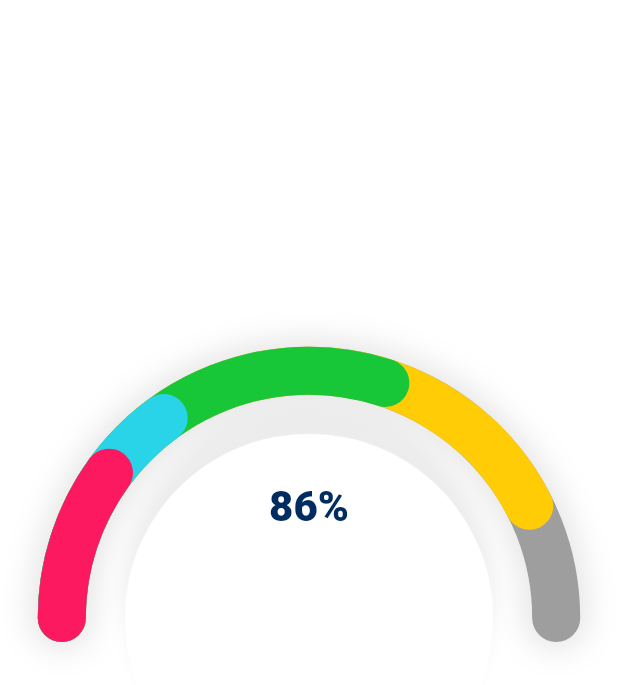
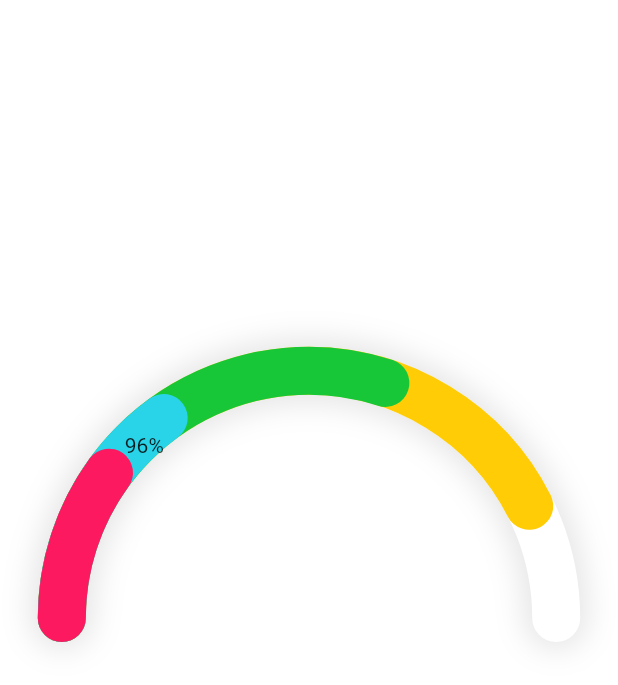
Before and after one commit to mayurnile/multi_circular_slider, a Flutter app: the screen it shows after launch, on a phone screen of 412 x 824 dp. Shown: the top 685 px of the screen. Run offline on Flutter 3.47's test engine with Material 2 defaults, Android fonts, the phone set to English and light mode, and no system bars.

```diff
--- a/example/lib/main.dart
+++ b/example/lib/main.dart
@@ -28,6 +28,16 @@ class MyTestWidget extends StatelessWidget {
             values: [0.2, 0.1, 0.3, 0.25],
             colors: [Color(0xFFFD1960), Color(0xFF29D3E8), Color(0xFF18C737), Color(0xFFFFCC05)],
             showTotalPercentage: true,
+            label: 'This is label text',
+            animationDuration: const Duration(milliseconds: 500),
+            animationCurve: Curves.easeIn,
+            innerIcon: Icon(Icons.integration_instructions),
+            innerWidget: Text('96%'),
+            trackColor: Colors.white,
+            progressBarWidth: 52.0,
+            trackWidth: 52.0,
+            labelTextStyle: TextStyle(),
+            percentageTextStyle: TextStyle(),
           ),
         ),
       ),
--- a/pubspec.yaml
+++ b/pubspec.yaml
@@ -1,7 +1,6 @@
 name: multi_circular_slider
 description: A Flutter package for Android, iOS & Web which helps creating multi-layered animated circular progress bar which can help display multiple values in a single bar.
 version: 0.0.1
-author:
 homepage: https://github.com/mayurnile/multi_circular_slider.git
 
 environment:
```
Also changed, not shown: lib/src/circular_slider.dart (+7 -1 lines), assets/preview.gif (added), 2 other files.
